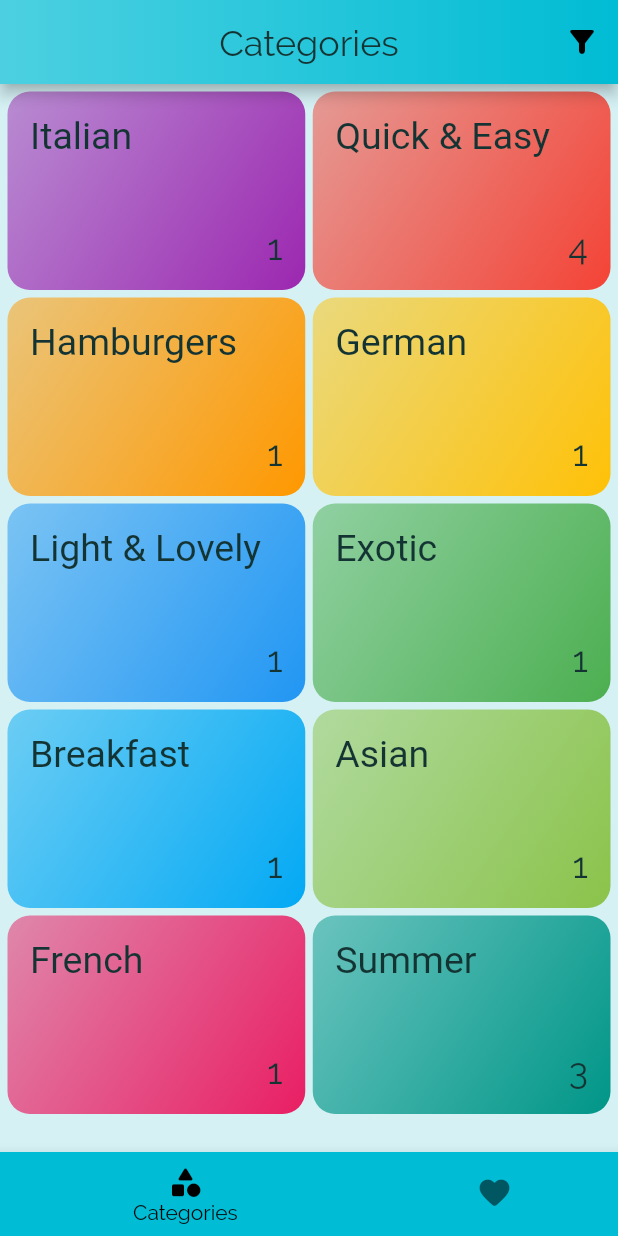
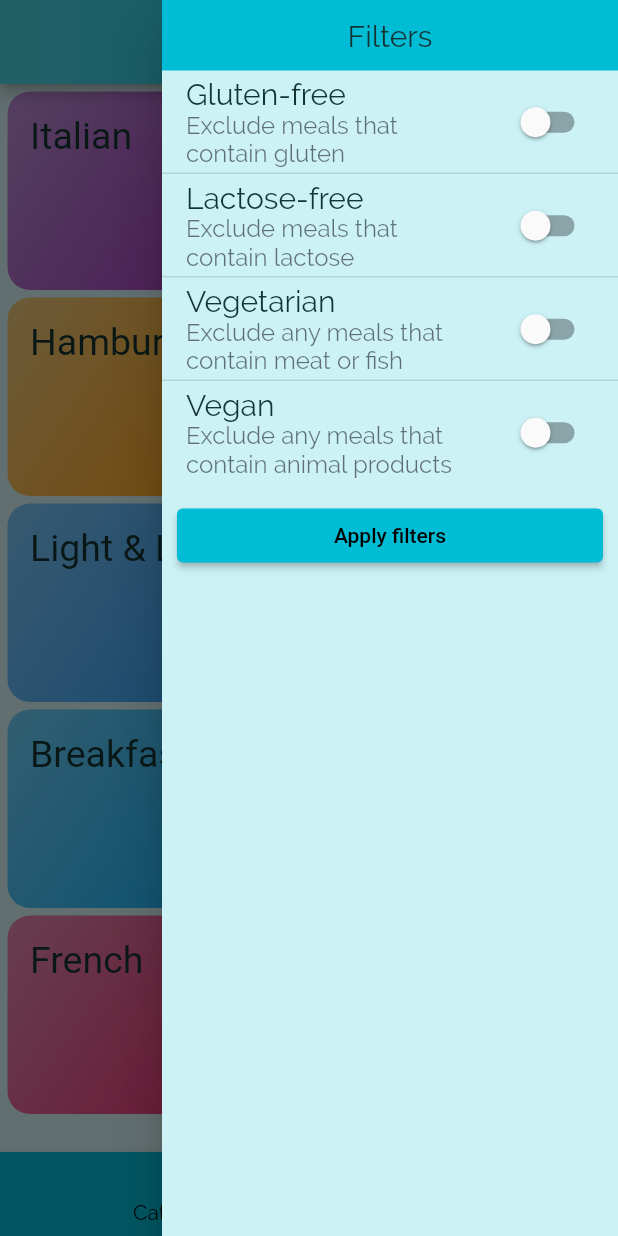
Before and after one commit to bashka411/meals_app, a Flutter app: the screen it shows after launch, with the side drawer open (before the commit the screen has no drawer), on a phone screen of 412 x 824 dp. Run offline on Flutter 3.47's test engine with Material 2 defaults, Android fonts, the phone set to English and light mode, and no system bars; Roboto replaces fonts that are missing (RobotoCondensed).

Commit message:
fixed an exception caused by filters values being null on boot

```diff
--- a/lib/main.dart
+++ b/lib/main.dart
@@ -1,12 +1,48 @@
 import 'package:flutter/material.dart';
+import 'package:flutter_complete_guide/data.dart';
+import 'package:flutter_complete_guide/models/filters.dart';
 
-import './screens/tabs_screen.dart';
-import './screens/selected_category_meals_screen.dart';
-import './screens/selected_meal_details_screen.dart';
+import 'screens/tabs_screen.dart';
+import 'screens/selected_category_meals_screen.dart';
+import 'screens/selected_meal_details_screen.dart';
+import 'models/meal.dart';
 
 void main() => runApp(MyApp());
 
-class MyApp extends StatelessWidget {
+class MyApp extends StatefulWidget {
+  @override
+  State<MyApp> createState() => _MyAppState();
+}
+
+class _MyAppState extends State<MyApp> {
+  Filters _filters = Filters();
+
+  List<Meal> _filteredMeals = MEALS;
+
+  void setFilters(Filters filterData) {
+    print(
+        'main.dart _setFilters() called with isGlutenFree: ${filterData.isGlutenFree}, isLactoseFree: ${filterData.isLactoseFree},  isVegan: ${filterData.isVegan}, isVegetarian: ${filterData.isVegetarian},');
+    setState(() {
+      _filters = filterData;
+
+      _filteredMeals = MEALS.where((meal) {
+        if (_filters.isGlutenFree && !meal.isGlutenFree) {
+          return false;
+        }
+        if (_filters.isLactoseFree && !meal.isLactoseFree) {
+          return false;
+        }
+        if (_filters.isVegan && !meal.isVegan) {
+          return false;
+        }
+        if (_filters.isVegetarian && !meal.isVegetarian) {
+          return false;
+        }
+        return true;
+      }).toList();
+    });
+  }
+
   @override
   Widget build(BuildContext context) {
     return MaterialApp(
@@ -18,11 +54,11 @@ class MyApp extends StatelessWidget {
         textTheme: ThemeData.light().textTheme.copyWith(
               bodyLarge: TextStyle(
                 color: Color.fromRGBO(20, 51, 51, 1),
-                fontSize: 24,
+                fontSize: 20,
               ),
               bodyMedium: TextStyle(
                 color: Color.fromRGBO(20, 51, 51, 1),
-                fontSize: 18,
+                fontSize: 16,
               ),
               titleMedium: TextStyle(
                 fontSize: 25,
@@ -31,10 +67,12 @@ class MyApp extends StatelessWidget {
               ),
             ),
       ),
-      home: TabsScreen(),
+      home: TabsScreen(setFilters, _filteredMeals, _filters),
       routes: {
-        SelectedCategoryMealsScreen.routeName: (context) => SelectedCategoryMealsScreen(),
-        SelectedMealDetailsScreen.routeName: (context) => SelectedMealDetailsScreen(),
+        SelectedCategoryMealsScreen.routeName: (context) =>
+            SelectedCategoryMealsScreen(_filteredMeals),
+        SelectedMealDetailsScreen.routeName: (context) =>
+            SelectedMealDetailsScreen(),
       },
     );
   }
--- /dev/null
+++ b/lib/models/filters.dart
@@ -0,0 +1,13 @@
+class Filters {
+  bool isGlutenFree;
+  bool isLactoseFree;
+  bool isVegetarian;
+  bool isVegan;
+
+  Filters({
+    this.isGlutenFree = false,
+    this.isLactoseFree = false,
+    this.isVegetarian = false,
+    this.isVegan = false,
+  });
+}
--- a/lib/screens/categories_list_screen.dart
+++ b/lib/screens/categories_list_screen.dart
@@ -1,30 +1,15 @@
 import 'package:flutter/material.dart';
 
 import '../data.dart';
-import '../widgets/category_item.dart';
+import '/models/meal.dart';
+import '/widgets/category_item.dart';
 
 class CategoriesListScreen extends StatelessWidget {
+  final List<Meal> availableMeals;
+  CategoriesListScreen(this.availableMeals);
+
   @override
   Widget build(BuildContext context) {
-    // appBar: AppBar(
-    //   backgroundColor: Colors.white,
-    //   centerTitle: true,
-    //   title: Text(
-    //     'Pjortzence',
-    //     style: Theme.of(context).textTheme.bodyLarge,
-    //   ),
-    //   flexibleSpace: Container(
-    //     decoration: BoxDecoration(
-    //       gradient: LinearGradient(
-    //           begin: Alignment.centerLeft,
-    //           end: Alignment.centerRight,
-    //           colors: [
-    //             Theme.of(context).primaryColor.withOpacity(0.7),
-    //             Theme.of(context).primaryColor
-    //           ]),
-    //     ),
-    //   ),
-    // ),
     return Container(
       color: Theme.of(context).primaryColor.withOpacity(0.15),
       child: GridView(
@@ -37,7 +22,10 @@ class CategoriesListScreen extends StatelessWidget {
         ),
         children: CATEGORIES
             .map((category) => CategoryItem(
-                id: category.id, title: category.title, color: category.color))
+                id: category.id,
+                title: category.title,
+                color: category.color,
+                availableMeals: availableMeals))
             .toList(),
       ),
     );
--- a/lib/screens/tabs_screen.dart
+++ b/lib/screens/tabs_screen.dart
@@ -1,25 +1,21 @@
 import 'package:flutter/material.dart';
-import 'package:flutter_complete_guide/widgets/main_drawer.dart';
 
-import './categories_list_screen.dart';
-import './favourites_screen.dart';
+import '/models/meal.dart';
+import '/models/filters.dart';
+import '/widgets/filters_drawer.dart';
+import 'categories_list_screen.dart';
+import 'favourites_screen.dart';
 
 class TabsScreen extends StatefulWidget {
   @override
   State<TabsScreen> createState() => _TabsScreenState();
+  final List<Meal> availableMeals;
+  final Function setFilters;
+  final Filters filters;
+  TabsScreen(this.setFilters, this.availableMeals, this.filters);
 }
 
 class _TabsScreenState extends State<TabsScreen> {
-  final List<Map<String, Object>> _pages = [
-    {
-      'page': CategoriesListScreen(),
-      'title': 'Categories',
-    },
-    {
-      'page': FavouritesScreen(),
-      'title': 'Favourites',
-    },
-  ];
   int _selectedPageIndex = 0;
 
   void _selectPage(int index) {
@@ -30,13 +26,29 @@ class _TabsScreenState extends State<TabsScreen> {
 
   @override
   Widget build(BuildContext context) {
+    final List<Map<String, Object>> _pages = [
+      {
+        'page': CategoriesListScreen(widget.availableMeals),
+        'title': 'Categories',
+      },
+      {
+        'page': FavouritesScreen(),
+        'title': 'Favourites',
+      },
+    ];
+
     return Scaffold(
+      onEndDrawerChanged: (isOpened) => {},
+      endDrawer: FiltersDrawer(widget.setFilters, widget.filters),
       appBar: AppBar(
+        automaticallyImplyLeading: false,
         actions: [
-          IconButton(
-            icon: Icon(Icons.filter_alt_rounded),
-            onPressed: () {},
-          )
+          Builder(builder: (context) {
+            return IconButton(
+              icon: Icon(Icons.filter_alt_rounded),
+              onPressed: () => Scaffold.of(context).openEndDrawer(),
+            );
+          })
         ],
         backgroundColor: Colors.white,
         centerTitle: true,
@@ -77,7 +89,6 @@ class _TabsScreenState extends State<TabsScreen> {
         ],
       ),
     );
-
     // return DefaultTabController(
     //   length: 2,
     //   child: Scaffold(
--- a/lib/widgets/category_item.dart
+++ b/lib/widgets/category_item.dart
@@ -1,16 +1,17 @@
 import 'package:flutter/material.dart';
-import 'package:flutter_complete_guide/data.dart';
-import '../screens/selected_category_meals_screen.dart';
+import '/models/meal.dart';
+import '/screens/selected_category_meals_screen.dart';
 
 class CategoryItem extends StatelessWidget {
   final String id;
   final String title;
   final Color color;
+  final List<Meal> availableMeals;
 
-  CategoryItem({this.id, this.title, this.color});
+  CategoryItem({this.id, this.title, this.color, this.availableMeals});
 
   int get getCategoryMealsAmount {
-    return MEALS.where((meal) => meal.categoryId.contains(id)).length;
+    return availableMeals.where((meal) => meal.categoryId.contains(id)).length;
   }
 
   void showSelectedCategoryScreen(BuildContext context) {
--- /dev/null
+++ b/lib/widgets/filters_drawer.dart
@@ -0,0 +1,123 @@
+import 'package:flutter/material.dart';
+
+import '/models/filters.dart';
+
+class FiltersDrawer extends StatefulWidget {
+  @override
+  State<FiltersDrawer> createState() => _FiltersDrawerState();
+
+  final Function setFilters;
+  final Filters filters;
+  FiltersDrawer(this.setFilters, this.filters);
+}
+
+class _FiltersDrawerState extends State<FiltersDrawer> {
+  bool _isGlutenFree;
+  bool _isLactoseFree;
+  bool _isVegetarian;
+  bool _isVegan;
+
+  @override
+  void initState() {
+    _isGlutenFree = widget.filters.isGlutenFree;
+    _isLactoseFree = widget.filters.isLactoseFree;
+    _isVegetarian = widget.filters.isVegetarian;
+    _isVegan = widget.filters.isVegan;
+    super.initState();
+  }
+
+  SwitchListTile _buildSwitchListTile(
+      String title, String subtitle, bool valvalue, Function updateValue) {
+    return SwitchListTile(
+      title: Text(title),
+      subtitle: Text(subtitle),
+      value: valvalue,
+      onChanged: updateValue,
+    );
+  }
+
+  void _setFilters() {
+    Filters filters = Filters(
+      isGlutenFree: _isGlutenFree,
+      isLactoseFree: _isLactoseFree,
+      isVegetarian: _isVegetarian,
+      isVegan: _isVegan,
+    );
+
+    widget.setFilters(filters);
+
+    print('$filters');
+  }
+
+  @override
+  Widget build(BuildContext context) {
+    final mediaQuery = MediaQuery.of(context);
+    return Drawer(
+      backgroundColor:
+          Color.lerp(Theme.of(context).primaryColor, Colors.white, 0.8),
+      child: Column(
+        children: [
+          Container(
+            color: Theme.of(context).primaryColor,
+            padding: EdgeInsets.only(
+                top: mediaQuery.viewPadding.top + 12,
+                right: 12,
+                bottom: 12,
+                left: 12),
+            width: double.infinity,
+            child: Center(
+              child: Text(
+                'Filters',
+                style: Theme.of(context).textTheme.bodyLarge,
+              ),
+            ),
+          ),
+          Expanded(
+            child: ListView(
+              padding: EdgeInsets.zero,
+              children: [
+                _buildSwitchListTile(
+                  'Gluten-free',
+                  'Exclude meals that contain gluten',
+                  _isGlutenFree,
+                  (valvalue) => setState(() => _isGlutenFree = valvalue),
+                ),
+                Divider(height: 0, thickness: 1),
+                _buildSwitchListTile(
+                  'Lactose-free',
+                  'Exclude meals that contain lactose',
+                  _isLactoseFree,
+                  (valvalue) => setState(() => _isLactoseFree = valvalue),
+                ),
+                Divider(height: 0, thickness: 1),
+                _buildSwitchListTile(
+                  'Vegetarian',
+                  'Exclude any meals that contain meat or fish',
+                  _isVegetarian,
+                  (valvalue) => setState(() => _isVegetarian = valvalue),
+                ),
+                Divider(height: 0, thickness: 1),
+                _buildSwitchListTile(
+                  'Vegan',
+                  'Exclude any meals that contain animal products',
+                  _isVegan,
+                  (valvalue) => setState(() => _isVegan = valvalue),
+                ),
+                Padding(
+                  padding: const EdgeInsets.all(10),
+                  child: ElevatedButton(
+                    onPressed: () {
+                      _setFilters();
+                      Navigator.of(context).pop();
+                    },
+                    child: Text('Apply filters'),
+                  ),
+                ),
+              ],
+            ),
+          ),
+        ],
+      ),
+    );
+  }
+}
```
Also changed, not shown: lib/screens/selected_category_meals_screen.dart (+5 -2 lines), lib/widgets/main_drawer.dart (deleted, +0 -74 lines).
